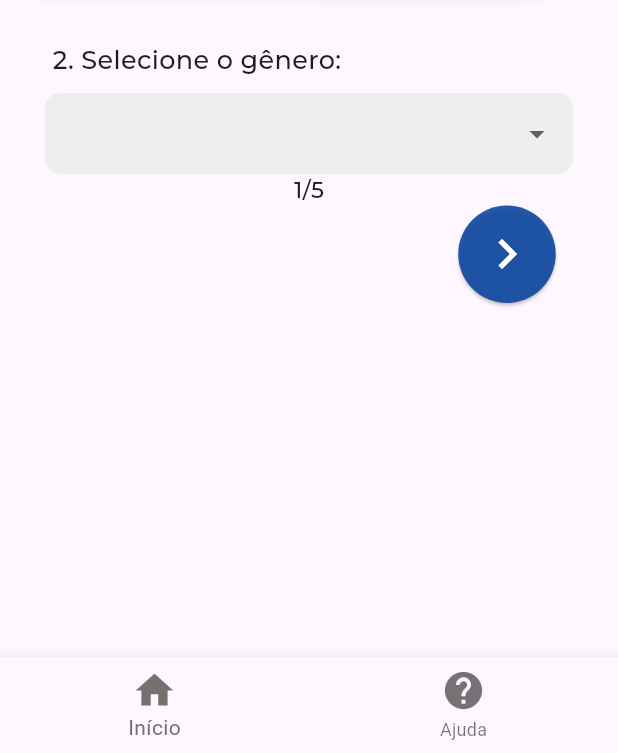
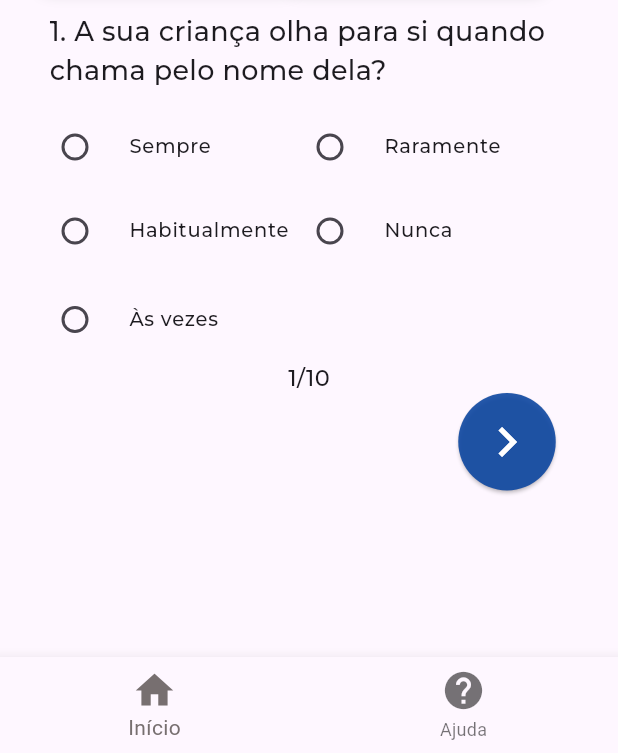
Before and after one commit to gomaaygo/stim-app, a Flutter app: the screen it shows after launch, on a phone screen of 412 x 824 dp, the part 483-1236 px from its top. Run offline on Flutter 3.47's test engine with Material 3 defaults, Android fonts, the phone set to English and light mode, and no system bars; missing offline and left inert: dart:ffi; project files that could hold a hidden picture were left out.

Commit message:
feat: Added new form aq

```diff
--- a/lib/aqpage.dart
+++ b/lib/aqpage.dart
@@ -2,6 +2,7 @@
 
 import 'package:flutter/material.dart';
 import 'form-personal-data.dart';
+import 'formfields.dart';
 
 class AQPage extends StatelessWidget {
   const AQPage({super.key});
--- a/lib/form-personal-data.dart
+++ b/lib/form-personal-data.dart
@@ -14,12 +14,18 @@ class FormPersonalData extends StatelessWidget implements PreferredSizeWidget {
     return Container(
       child: Form(
         child: Column(
-          mainAxisAlignment: MainAxisAlignment.spaceBetween,
           children: [
-            GenderSelectionDropdown(),
+            Padding(
+              padding: EdgeInsets.only(top: 20, bottom: 10, left: 3, right: 3),
+              child: Text(
+                '1. A	sua	criança	olha	para	si	quando	chama	pelo	nome	dela?',
+                style: TextStyle(fontFamily: 'Montserrat', fontSize: 18),
+              ),
+            ),
+            RadioOptions(),
             Container(
               child: Text(
-                '1/5',
+                '1/10',
                 style: TextStyle(fontFamily: 'Montserrat', fontSize: 15),
               ),
             ), // Adiciona espaço de 20 unidades entre os widgets
--- a/lib/formfields.dart
+++ b/lib/formfields.dart
@@ -83,11 +83,125 @@ class _GenderSelectionDropdownState extends State<GenderSelectionDropdown> {
               ),
               contentPadding:
                   EdgeInsets.symmetric(vertical: 15.0, horizontal: 20.0),
-              hintStyle:
-                  TextStyle(fontFamily: 'Montserrat', fontSize: 16),
+              hintStyle: TextStyle(fontFamily: 'Montserrat', fontSize: 16),
               labelStyle: TextStyle(fontFamily: 'Montserrat', fontSize: 16)),
         )
       ],
     );
   }
 }
+
+class RadioOptions extends StatefulWidget {
+  @override
+  _RadioOptionsState createState() => _RadioOptionsState();
+}
+
+class _RadioOptionsState extends State<RadioOptions> {
+  int selectedOption = 0;
+
+  @override
+  Widget build(BuildContext context) {
+    return Stack(
+      children: [
+        Row(
+          children: [
+            Column(
+              crossAxisAlignment: CrossAxisAlignment.start,
+              children: [
+                Container(
+                  width: 150,
+                  child: RadioListTile(
+                    contentPadding: EdgeInsets.zero,
+                    title: Text('Sempre',
+                        style:
+                            TextStyle(fontFamily: 'Montserrat', fontSize: 13)),
+                    value: 1,
+                    groupValue: selectedOption,
+                    onChanged: (int? value) {
+                      setState(() {
+                        selectedOption = value!;
+                      });
+                    },
+                  ),
+                ),
+                Container(
+                  width: 170,
+                  child: RadioListTile(
+                    contentPadding: EdgeInsets.zero,
+                    title: Text('Habitualmente',
+                        style:
+                            TextStyle(fontFamily: 'Montserrat', fontSize: 13)),
+                    value: 2,
+                    groupValue: selectedOption,
+                    onChanged: (int? value) {
+                      setState(() {
+                        selectedOption = value!;
+                      });
+                    },
+                  ),
+                ),
+              ],
+            ),
+            Column(
+              children: [
+                Container(
+                  width: 150,
+                  child: RadioListTile(
+                    contentPadding: EdgeInsets.zero,
+                    title: Text('Raramente',
+                        style:
+                            TextStyle(fontFamily: 'Montserrat', fontSize: 13)),
+                    value: 3,
+                    groupValue: selectedOption,
+                    onChanged: (int? value) {
+                      setState(() {
+                        selectedOption = value!;
+                      });
+                    },
+                  ),
+                ),
+                Container(
+                  width: 150,
+                  child: RadioListTile(
+                    contentPadding: EdgeInsets.zero,
+                    title: Text('Nunca',
+                        style:
+                            TextStyle(fontFamily: 'Montserrat', fontSize: 13),
+                        textAlign: TextAlign.left,),
+                    value: 4,
+                    groupValue: selectedOption,
+                    onChanged: (int? value) {
+                      setState(() {
+                        selectedOption = value!;
+                      });
+                    },
+                  ),
+                ),
+              ],
+            )
+          ],
+        ),
+        Row(
+          children: [
+            Container(
+              padding: EdgeInsets.only(top: 115),
+              width: 150,
+              child: RadioListTile(
+                contentPadding: EdgeInsets.zero,
+                title: Text('Às vezes',
+                    style: TextStyle(fontFamily: 'Montserrat', fontSize: 13)),
+                value: 5,
+                groupValue: selectedOption,
+                onChanged: (int? value) {
+                  setState(() {
+                    selectedOption = value!;
+                  });
+                },
+              ),
+            ),
+          ],
+        )
+      ],
+    );
+  }
+}
```
